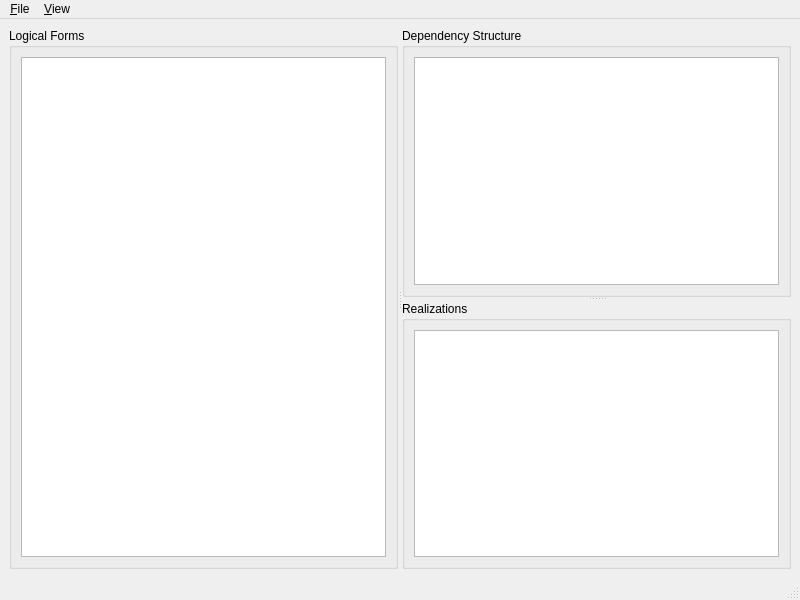
The window that client-qt/ui/AnnotateMainWindow.ui (rug-compling/flan) describes before a commit, drawn with Qt 5.
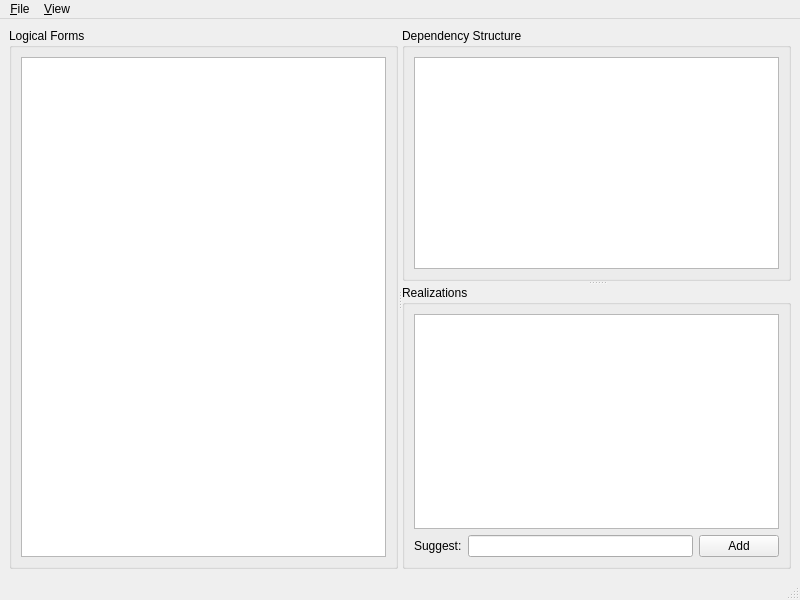
The same window after the commit.

```diff
--- a/client-qt/ui/AnnotateMainWindow.ui
+++ b/client-qt/ui/AnnotateMainWindow.ui
@@ -52,6 +52,30 @@
          <item>
           <widget class="QListView" name="realizationsListView"/>
          </item>
+         <item>
+          <layout class="QHBoxLayout" name="horizontalLayout">
+           <item>
+            <widget class="QLabel" name="label">
+             <property name="text">
+              <string>Suggest:</string>
+             </property>
+             <property name="buddy">
+              <cstring>suggestLineEdit</cstring>
+             </property>
+            </widget>
+           </item>
+           <item>
+            <widget class="QLineEdit" name="suggestLineEdit"/>
+           </item>
+           <item>
+            <widget class="QPushButton" name="addSuggestPushButton">
+             <property name="text">
+              <string>Add</string>
+             </property>
+            </widget>
+           </item>
+          </layout>
+         </item>
         </layout>
        </widget>
       </widget>
```
